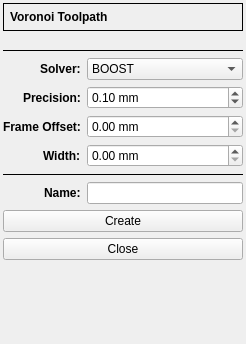
XRay3D/GERBER_X3, file plugins/gcode/voroni/voronoiform.ui: the form before one commit.
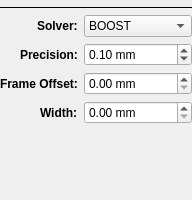
The form after the commit. Custom widgets are drawn as their Qt base class.

```diff
--- a/plugins/gcode/voroni/voronoiform.ui
+++ b/plugins/gcode/voroni/voronoiform.ui
@@ -6,8 +6,8 @@
    <rect>
     <x>0</x>
     <y>0</y>
-    <width>246</width>
-    <height>344</height>
+    <width>182</width>
+    <height>200</height>
    </rect>
   </property>
   <property name="windowTitle">
@@ -18,63 +18,21 @@
     <set>Qt::AlignRight|Qt::AlignTrailing|Qt::AlignVCenter</set>
    </property>
    <property name="leftMargin">
-    <number>3</number>
+    <number>0</number>
    </property>
    <property name="topMargin">
-    <number>3</number>
+    <number>0</number>
    </property>
    <property name="rightMargin">
-    <number>3</number>
+    <number>0</number>
    </property>
    <property name="bottomMargin">
-    <number>3</number>
+    <number>0</number>
    </property>
    <item row="0" column="0" colspan="2">
-    <widget class="QFrame" name="frame">
-     <property name="sizePolicy">
-      <sizepolicy hsizetype="Preferred" vsizetype="Fixed">
-       <horstretch>0</horstretch>
-       <verstretch>0</verstretch>
-      </sizepolicy>
-     </property>
-     <property name="frameShape">
-      <enum>QFrame::Box</enum>
-     </property>
-     <property name="frameShadow">
-      <enum>QFrame::Plain</enum>
-     </property>
-     <layout class="QVBoxLayout" name="verticalLayout_2">
-      <property name="leftMargin">
-       <number>6</number>
-      </property>
-      <property name="topMargin">
-       <number>6</number>
-      </property>
-      <property name="rightMargin">
-       <number>6</number>
-      </property>
-      <property name="bottomMargin">
-       <number>6</number>
-      </property>
-      <item>
-       <widget class="QLabel" name="label">
-        <property name="font">
-         <font>
-          <bold>true</bold>
-         </font>
-        </property>
-        <property name="text">
-         <string>Voronoi Toolpath</string>
-        </property>
-       </widget>
-      </item>
-     </layout>
-    </widget>
+    <widget class="ToolSelectorForm" name="toolHolder" native="true"/>
    </item>
    <item row="1" column="0" colspan="2">
-    <widget class="DepthForm" name="dsbxDepth" native="true"/>
-   </item>
-   <item row="3" column="0" colspan="2">
     <widget class="Line" name="line">
      <property name="frameShadow">
       <enum>QFrame::Plain</enum>
@@ -84,7 +42,7 @@
      </property>
     </widget>
    </item>
-   <item row="4" column="0">
+   <item row="2" column="0">
     <widget class="QLabel" name="label_7">
      <property name="font">
       <font>
@@ -96,7 +54,7 @@
      </property>
     </widget>
    </item>
-   <item row="4" column="1">
+   <item row="2" column="1">
     <widget class="QComboBox" name="cbxSolver">
      <item>
       <property name="text">
@@ -110,7 +68,7 @@
      </item>
     </widget>
    </item>
-   <item row="5" column="0">
+   <item row="3" column="0">
     <widget class="QLabel" name="label_4">
      <property name="font">
       <font>
@@ -122,7 +80,7 @@
      </property>
     </widget>
    </item>
-   <item row="5" column="1">
+   <item row="3" column="1">
     <widget class="DoubleSpinBox" name="dsbxPrecision">
      <property name="suffix">
       <string> mm</string>
@@ -144,7 +102,7 @@
      </property>
     </widget>
    </item>
-   <item row="6" column="0">
+   <item row="4" column="0">
     <widget class="QLabel" name="label_8">
      <property name="font">
       <font>
@@ -156,7 +114,7 @@
      </property>
     </widget>
    </item>
-   <item row="6" column="1">
+   <item row="4" column="1">
     <widget class="DoubleSpinBox" name="dsbxOffset">
      <property name="suffix">
       <string> mm</string>
@@ -169,7 +127,7 @@
      </property>
     </widget>
    </item>
-   <item row="7" column="0">
+   <item row="5" column="0">
     <widget class="QLabel" name="label_5">
      <property name="font">
       <font>
@@ -181,7 +139,7 @@
      </property>
     </widget>
    </item>
-   <item row="7" column="1">
+   <item row="5" column="1">
     <widget class="DoubleSpinBox" name="dsbxWidth">
      <property name="suffix">
       <string> mm</string>
@@ -194,48 +152,6 @@
      </property>
     </widget>
    </item>
-   <item row="8" column="0" colspan="2">
-    <widget class="Line" name="line_2">
-     <property name="frameShadow">
-      <enum>QFrame::Plain</enum>
-     </property>
-     <property name="orientation">
-      <enum>Qt::Horizontal</enum>
-     </property>
-    </widget>
-   </item>
-   <item row="9" column="0">
-    <widget class="QLabel" name="label_6">
-     <property name="font">
-      <font>
-       <bold>true</bold>
-      </font>
-     </property>
-     <property name="text">
-      <string>Name:</string>
-     </property>
-    </widget>
-   </item>
-   <item row="9" column="1">
-    <widget class="QLineEdit" name="leName"/>
-   </item>
-   <item row="10" column="0" colspan="2">
-    <widget class="QPushButton" name="pbCreate">
-     <property name="text">
-      <string>Create</string>
-     </property>
-    </widget>
-   </item>
-   <item row="11" column="0" colspan="2">
-    <widget class="QPushButton" name="pbClose">
-     <property name="text">
-      <string>Close</string>
-     </property>
-    </widget>
-   </item>
-   <item row="2" column="0" colspan="2">
-    <widget class="ToolSelectorForm" name="toolHolder" native="true"/>
-   </item>
   </layout>
  </widget>
  <customwidgets>
@@ -244,12 +160,6 @@
    <extends>QDoubleSpinBox</extends>
    <header location="global">doublespinbox.h</header>
   </customwidget>
-  <customwidget>
-   <class>DepthForm</class>
-   <extends>QWidget</extends>
-   <header location="global">depthform.h</header>
-   <container>1</container>
-  </customwidget>
   <customwidget>
    <class>ToolSelectorForm</class>
    <extends>QWidget</extends>
```
